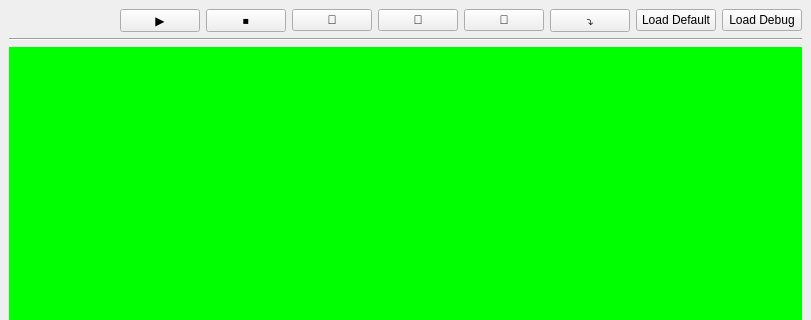
This is examples/QQScriptDemo/mainwindow.ui in G-Yong/QuickQtScript as Qt 5 draws it before an edit; both pictures show x 0 to 811 and y 0 to 320 of the 811 by 605 pixel window. The edited form follows.
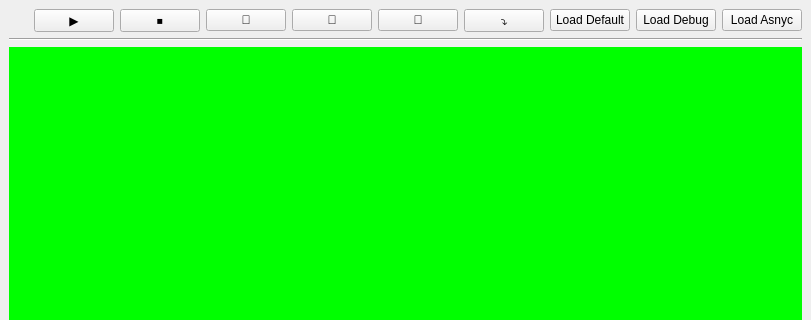
This is the edited form.

```diff
--- a/examples/QQScriptDemo/mainwindow.ui
+++ b/examples/QQScriptDemo/mainwindow.ui
@@ -113,6 +113,16 @@
           </property>
          </widget>
         </item>
+        <item>
+         <widget class="QPushButton" name="pushButton_loadAsnyc">
+          <property name="styleSheet">
+           <string notr="true">font: 12pt &quot;Microsoft YaHei UI&quot;;</string>
+          </property>
+          <property name="text">
+           <string>Load Asnyc</string>
+          </property>
+         </widget>
+        </item>
        </layout>
       </item>
       <item>
```
